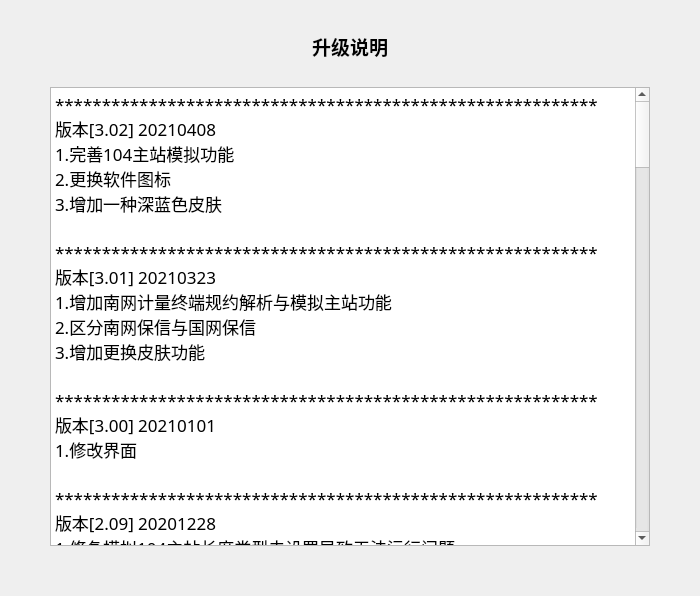
Old version of the form src/interface/dlgchangelog.ui in the repository whx110123/PDTool.
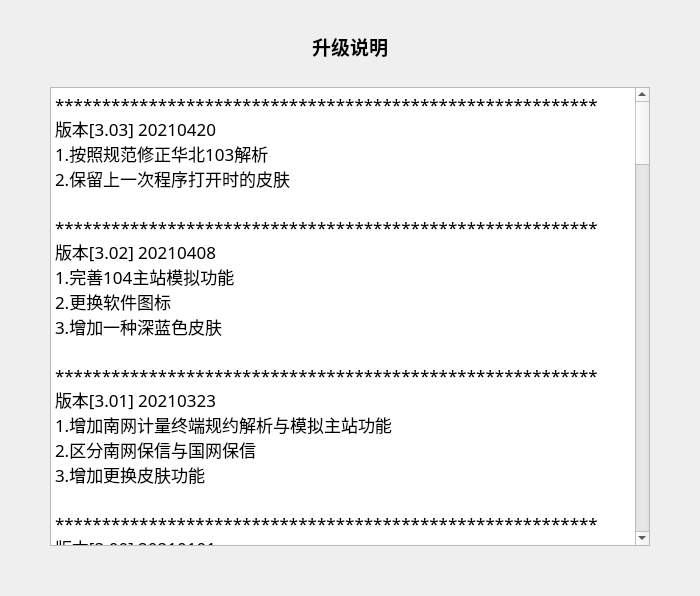
New version of the form.

```diff
--- a/src/interface/dlgchangelog.ui
+++ b/src/interface/dlgchangelog.ui
@@ -66,6 +66,11 @@
      </property>
      <property name="plainText">
       <string>**********************************************************
+版本[3.03] 20210420
+1.按照规范修正华北103解析
+2.保留上一次程序打开时的皮肤
+
+**********************************************************
 版本[3.02] 20210408
 1.完善104主站模拟功能
 2.更换软件图标
```
